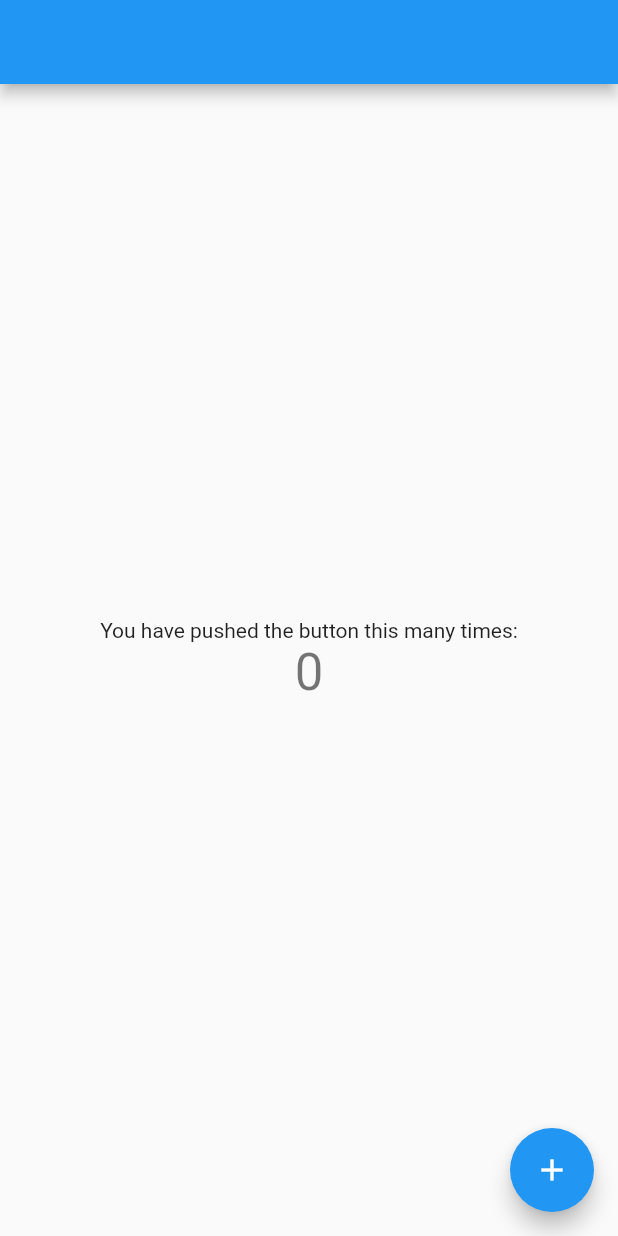
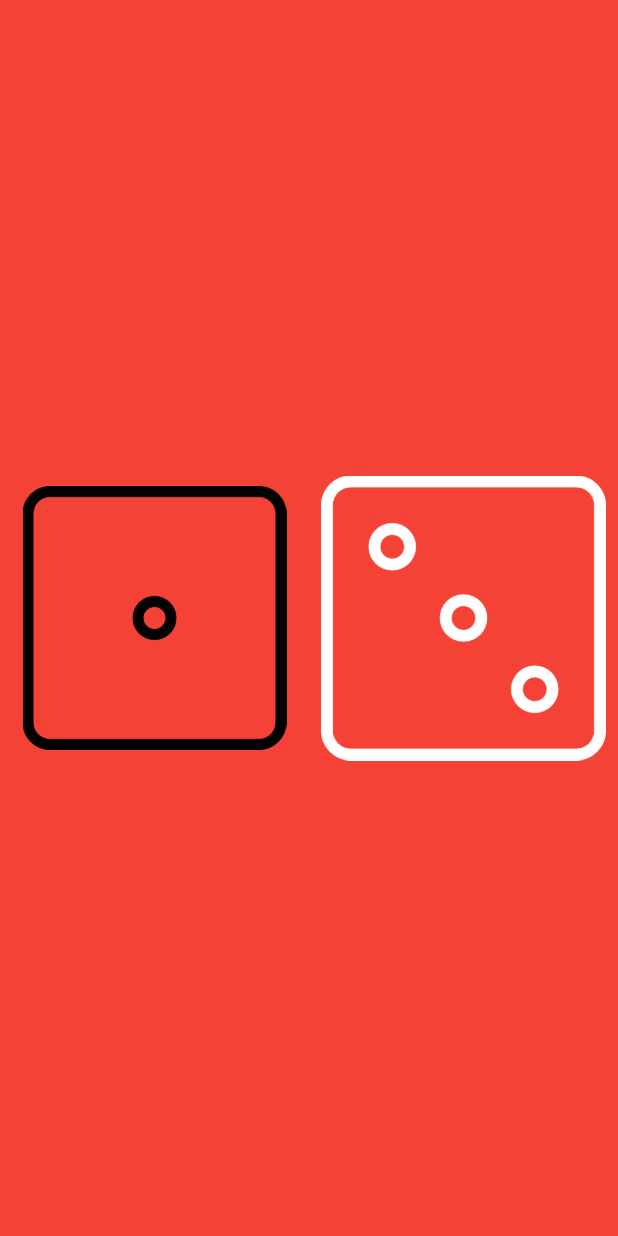
Before and after one commit to JanibekJali/kurs9---Dice_app, a Flutter app: the screen it shows after launch, on a phone screen of 412 x 824 dp. Run offline on Flutter 3.47's test engine with Material 2 defaults, Android fonts, the phone set to English and light mode, and no system bars.

```diff
--- a/lib/main.dart
+++ b/lib/main.dart
@@ -1,115 +1,21 @@
+import 'package:dice_app/screens/home_page.dart';
 import 'package:flutter/material.dart';
 
 void main() {
-  runApp(const MyApp());
+  runApp(const DiceApp());
 }
 
-class MyApp extends StatelessWidget {
-  const MyApp({Key? key}) : super(key: key);
+class DiceApp extends StatelessWidget {
+  const DiceApp({Key? key}) : super(key: key);
 
-  // This widget is the root of your application.
   @override
   Widget build(BuildContext context) {
-    return MaterialApp(
-      title: 'Flutter Demo',
-      theme: ThemeData(
-        // This is the theme of your application.
-        //
-        // Try running your application with "flutter run". You'll see the
-        // application has a blue toolbar. Then, without quitting the app, try
-        // changing the primarySwatch below to Colors.green and then invoke
-        // "hot reload" (press "r" in the console where you ran "flutter run",
-        // or simply save your changes to "hot reload" in a Flutter IDE).
-        // Notice that the counter didn't reset back to zero; the application
-        // is not restarted.
-        primarySwatch: Colors.blue,
-      ),
-      home: const MyHomePage(),
+    return const MaterialApp(
+      debugShowCheckedModeBanner: false,
+      home: HomePage(),
     );
   }
 }
-
-class MyHomePage extends StatefulWidget {
-  const MyHomePage({
-    Key? key,
-  }) : super(key: key);
-
-  // This widget is the home page of your application. It is stateful, meaning
-  // that it has a State object (defined below) that contains fields that affect
-  // how it looks.
-
-  // This class is the configuration for the state. It holds the values (in this
-  // case the title) provided by the parent (in this case the App widget) and
-  // used by the build method of the State. Fields in a Widget subclass are
-  // always marked "final".
-
-  @override
-  State<MyHomePage> createState() => _MyHomePageState();
-}
-
-class _MyHomePageState extends State<MyHomePage> {
-  int _counter = 0;
-
-  void _incrementCounter() {
-    setState(() {
-      // This call to setState tells the Flutter framework that something has
-      // changed in this State, which causes it to rerun the build method below
-      // so that the display can reflect the updated values. If we changed
-      // _counter without calling setState(), then the build method would not be
-      // called again, and so nothing would appear to happen.
-      _counter++;
-    });
-  }
-
-  @override
-  Widget build(BuildContext context) {
-    // This method is rerun every time setState is called, for instance as done
-    // by the _incrementCounter method above.
-    //
-    // The Flutter framework has been optimized to make rerunning build methods
-    // fast, so that you can just rebuild anything that needs updating rather
-    // than having to individually change instances of widgets.
-    return Scaffold(
-      appBar: AppBar(
-        // Here we take the value from the MyHomePage object that was created by
-        // the App.build method, and use it to set our appbar title.
-        title: const Text(''),
-      ),
-      body: Center(
-        // Center is a layout widget. It takes a single child and positions it
-        // in the middle of the parent.
-        child: Column(
-          // Column is also a layout widget. It takes a list of children and
-          // arranges them vertically. By default, it sizes itself to fit its
-          // children horizontally, and tries to be as tall as its parent.
-          //
-          // Invoke "debug painting" (press "p" in the console, choose the
-          // "Toggle Debug Paint" action from the Flutter Inspector in Android
-          // Studio, or the "Toggle Debug Paint" command in Visual Studio Code)
-          // to see the wireframe for each widget.
-          //
-          // Column has various properties to control how it sizes itself and
-          // how it positions its children. Here we use mainAxisAlignment to
-          // center the children vertically; the main axis here is the vertical
-          // axis because Columns are vertical (the cross axis would be
-          // horizontal).
-          mainAxisAlignment: MainAxisAlignment.center,
-          children: <Widget>[
-            const Text(
-              'You have pushed the button this many times:',
-            ),
-            Text(
-              '$_counter',
-              style: Theme.of(context).textTheme.headline4,
-            ),
-          ],
-        ),
-      ),
-      floatingActionButton: FloatingActionButton(
-        onPressed: _incrementCounter,
-        tooltip: 'Increment',
-        child: const Icon(Icons.add),
-      ), // This trailing comma makes auto-formatting nicer for build methods.
-    );
-  }
-}
+// junior  + junior strong
+// middle + middle strong
+// senior
--- /dev/null
+++ b/lib/screens/home_page.dart
@@ -0,0 +1,91 @@
+import 'dart:developer' as dev;
+import 'dart:math' as math;
+
+import 'package:flutter/material.dart';
+
+class HomePage extends StatefulWidget {
+  const HomePage({Key? key}) : super(key: key);
+
+  @override
+  State<HomePage> createState() => _HomePageState();
+}
+
+class _HomePageState extends State<HomePage> {
+  int solDice = 1;
+  int onDice = 3;
+  Color color = Colors.blue;
+  dicetyOzgort() {
+    setState(() {
+      solDice = math.Random().nextInt(6) + 1;
+      onDice = math.Random().nextInt(6) + 1;
+      // 0 + 1 = 1
+      // 1 + 1 = 2
+      // 2 + 1 = 3
+      // 3 + 1 = 4
+      // 4 + 1 = 5
+      // 5 + 1 = 6
+    });
+    dev.log('solDice basildy $solDice');
+    dev.log('onDice basildy $onDice');
+  }
+
+  // dicetyOzgortOn() {
+  //   setState(() {
+  //     onDice = math.Random().nextInt(6) + 1;
+  //     solDice = math.Random().nextInt(6) + 1;
+  //     // 0 + 1 = 1
+  //     // 1 + 1 = 2
+  //     // 2 + 1 = 3
+  //     // 3 + 1 = 4
+  //     // 4 + 1 = 5
+  //     // 5 + 1 = 6
+  //   });
+  //   dev.log('solDice basildy $solDice');
+  //   dev.log('onDice basildy $onDice');
+  // }
+
+  @override
+  Widget build(BuildContext context) {
+    return Scaffold(
+      backgroundColor: Colors.red,
+      body: Center(
+        child: Row(
+          children: [
+            Expanded(
+              child: Padding(
+                padding: const EdgeInsets.all(15),
+                child: InkWell(
+                    onTap: dicetyOzgort,
+                    //  () {
+                    //   setState(() {});
+                    //   solDice = math.Random().nextInt(6) + 1;
+                    //   dev.log('solDice basildy $solDice');
+                    // },
+                    child: Image.asset(
+                      'assets/images/dice$solDice.png',
+                    )),
+              ),
+            ),
+            Expanded(
+                child: TextButton(
+              onPressed: dicetyOzgort,
+              //  () {
+              //   setState(() {});
+              //   onDice = math.Random().nextInt(6) + 1;
+              //   // solDice = Random().nextInt(6) + 1;
+
+              //   dev.log('onDice basildy $onDice');
+              // },
+              child: Image.asset(
+                'assets/images/dice$onDice.png',
+                color: Colors.white,
+              ),
+            )),
+          ],
+        ),
+      ),
+    );
+  }
+}
+
+ // DRY  - Do not repeat yourself  - ozunu kaitalaba
--- a/pubspec.yaml
+++ b/pubspec.yaml
@@ -58,8 +58,8 @@ flutter:
   uses-material-design: true
 
   # To add assets to your application, add an assets section, like this:
-  # assets:
-  #   - images/a_dot_burr.jpeg
+  assets:
+    - assets/images/
   #   - images/a_dot_ham.jpeg
 
   # An image asset can refer to one or more resolution-specific "variants", see
```
Also changed, not shown: assets/images/dice1.png (added), assets/images/dice2.png (added), assets/images/dice3.png (added), assets/images/dice4.png (added), assets/images/dice5.png (added), assets/images/dice6.png (added), pubspec.lock, 2 other files.
